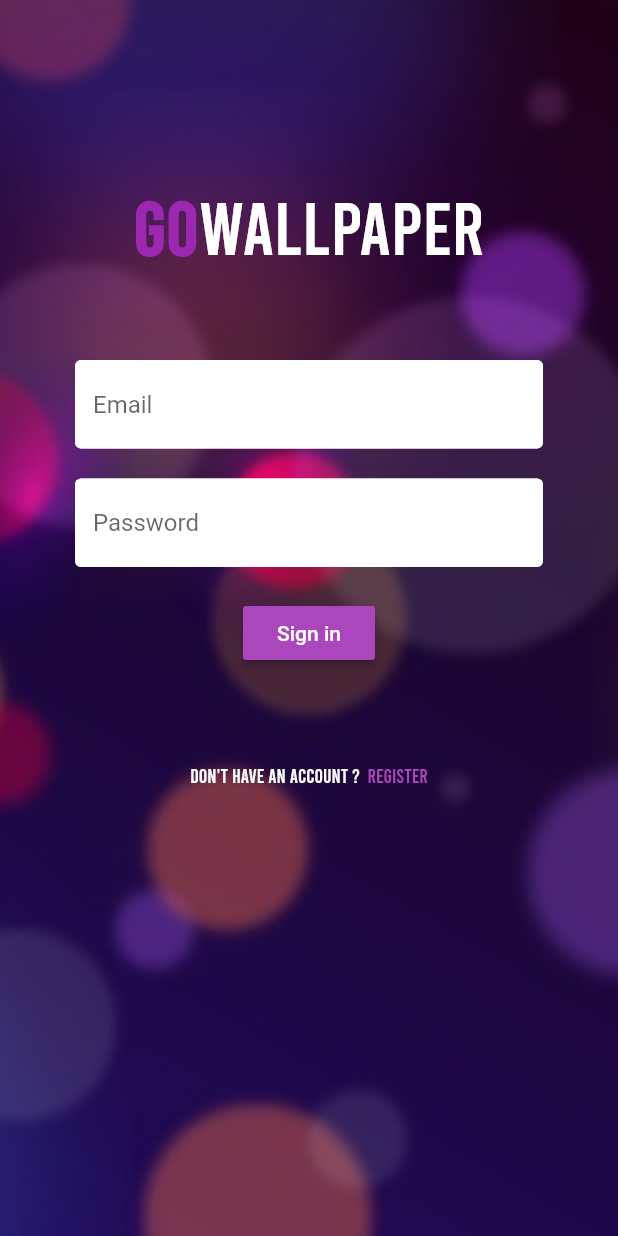
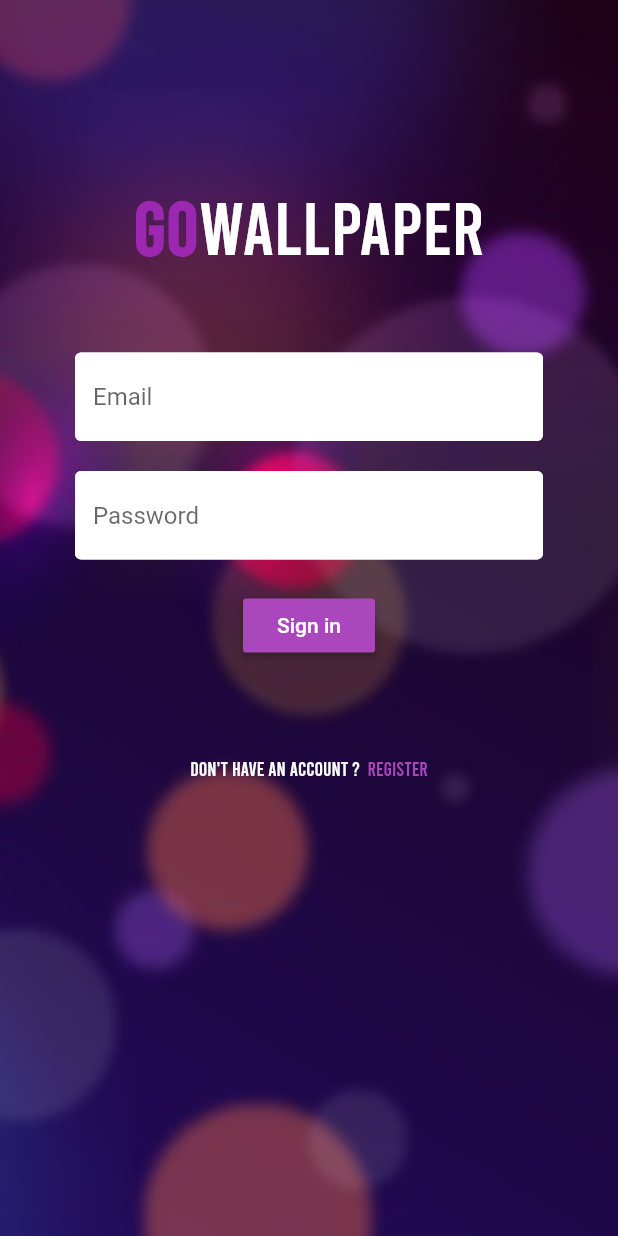
Before and after one commit to taufiqzaidong/GoWallpaper, a Flutter app: the screen it shows after launch, on a phone screen of 412 x 824 dp. Run offline on Flutter 3.47's test engine with Material 2 defaults, Android fonts, the phone set to English and light mode, and no system bars; our stand-ins replace firebase_auth, flutter_spinkit, google_fonts; missing offline and left inert: flutter_statusbarcolor; accounts and stored records are empty.

Commit message:
login/register commit

```diff
--- a/lib/screens/sign_in.dart
+++ b/lib/screens/sign_in.dart
@@ -2,6 +2,7 @@ import 'package:gowallpaper/services/auth.dart';
 import 'package:flutter/material.dart';
 import 'package:gowallpaper/shared/constants.dart';
 import 'package:gowallpaper/shared/loading.dart';
+import 'package:flutter_statusbarcolor/flutter_statusbarcolor.dart';
 
 class SignIn extends StatefulWidget {
   final Function toggleView;
@@ -22,22 +23,11 @@ class _SignInState extends State<SignIn> {
 
   @override
   Widget build(BuildContext context) {
+    FlutterStatusbarcolor.setStatusBarColor(Colors.transparent);
     return loading
         ? Loading()
         : Scaffold(
-            resizeToAvoidBottomInset: false,
-            /*appBar: AppBar(
-              backgroundColor: Colors.purple[400],
-              elevation: 0,
-              title: Text('Log in'),
-              actions: <Widget>[
-                FlatButton.icon(
-                  icon: Icon(Icons.person),
-                  label: Text('Register'),
-                  onPressed: () => widget.toggleView(),
-                )
-              ],
-            ),*/
+            resizeToAvoidBottomPadding: false,
             body: Container(
                 decoration: BoxDecoration(
                     image: DecorationImage(
@@ -66,7 +56,7 @@ class _SignInState extends State<SignIn> {
                                   fontFamily: 'Bebas')),
                         ]),
                       ),
-                      SizedBox(height: 60),
+                      SizedBox(height: 55),
                       TextFormField(
                         decoration:
                             textInputDecoration.copyWith(hintText: 'Email'),
--- a/pubspec.yaml
+++ b/pubspec.yaml
@@ -33,6 +33,7 @@ dependencies:
   firebase_auth: ^0.14.0+5
   cloud_firestore: ^0.12.9+4
   google_fonts: ^0.3.5
+  flutter_statusbarcolor: ^0.2.3
 
 dev_dependencies:
   flutter_test:
```
Also changed, not shown: lib/screens/register.dart (+4 -14 lines), pubspec.lock.
